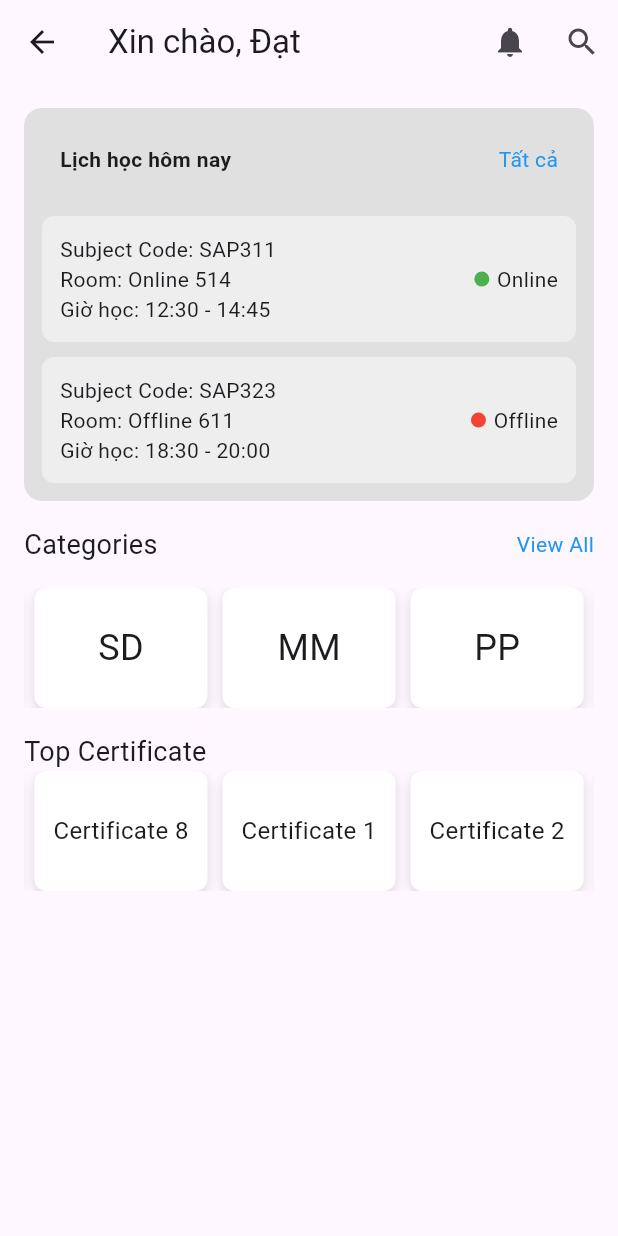
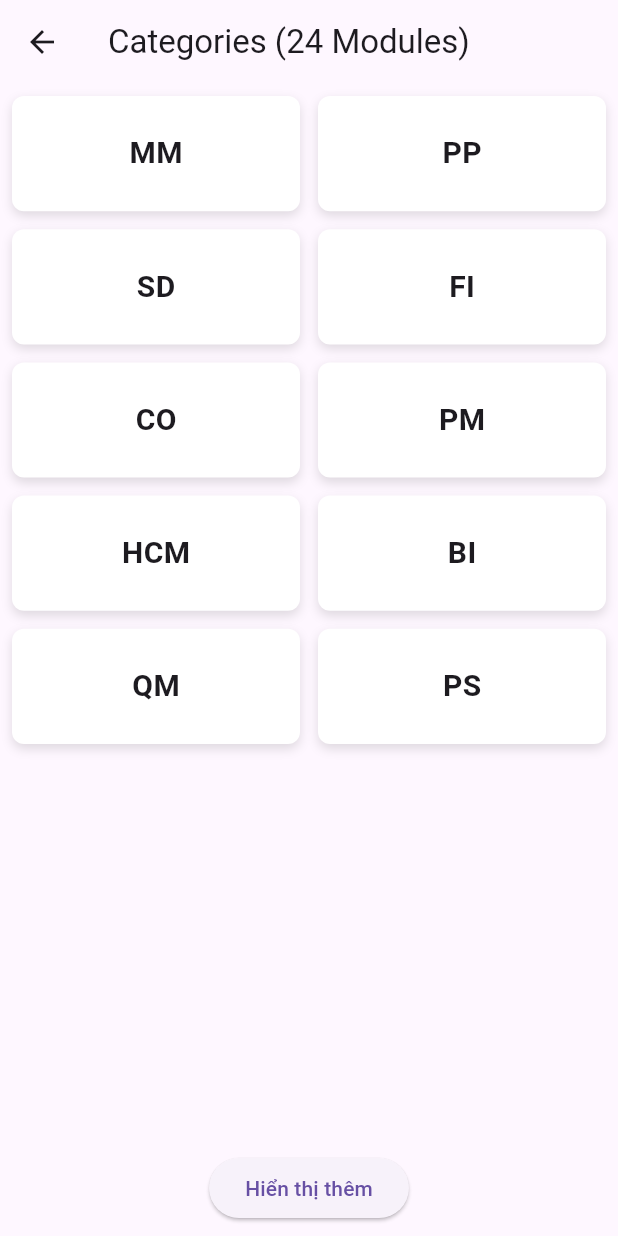
Before and after one commit to hnamredips/sap_mobile, a Flutter app: the screen it shows after launch, after a tap on "View All", on a phone screen of 412 x 824 dp. Run offline on Flutter 3.47's test engine with Material 3 defaults, Android fonts, the phone set to English and light mode, and no system bars; drawn by our look-alikes of carousel_slider.

Commit message:
View All Material

```diff
--- a/lib/screens/home_page.dart
+++ b/lib/screens/home_page.dart
@@ -1,5 +1,6 @@
 import 'package:carousel_slider/carousel_slider.dart';
 import 'package:flutter/material.dart';
+import 'package:sap_mobile/screens/view_all_material.dart';
 // import 'test.dart';
 
 
@@ -74,7 +75,7 @@ class HomePage extends StatelessWidget {
                       // Điều hướng sang trang TestPage trong test.dart
                       Navigator.push(
                         context,
-                        MaterialPageRoute(builder: (context) => HomePage()), // Điều hướng đến TestPage
+                        MaterialPageRoute(builder: (context) => ViewAllMaterial()), // Điều hướng đến TestPage
                       );
                     },
                     child: Text(
--- /dev/null
+++ b/lib/screens/view_all_material.dart
@@ -0,0 +1,93 @@
+import 'package:flutter/material.dart';
+
+class ViewAllMaterial extends StatefulWidget {
+  @override
+  _TestPageState createState() => _TestPageState();
+}
+
+class _TestPageState extends State<ViewAllMaterial> {
+  // Danh sách 24 modules SAP
+  final List<String> modules = [
+    'MM', 'PP', 'SD', 'FI', 'CO', 'PM', 'HCM', 'BI',
+    'QM', 'PS', 'HR', 'SCM', 'CRM', 'PLM', 'SRM', 'GTS',
+    'EHS', 'IS', 'BW', 'MDG', 'S4HANA', 'FSCM', 'TM', 'IBP'
+  ];
+
+  // Biến để lưu trạng thái hiển thị: hiển thị toàn bộ hay chỉ 10 module
+  bool showAll = false;
+
+  @override
+  Widget build(BuildContext context) {
+    // Xác định số lượng module cần hiển thị
+    List<String> modulesToShow = showAll ? modules : modules.sublist(0, 10);
+
+    return Scaffold(
+      appBar: AppBar(
+        title: Text('Categories (24 Modules)'),
+        leading: IconButton(
+          icon: Icon(Icons.arrow_back),
+          onPressed: () {
+            Navigator.pop(context); // Quay lại trang trước
+          },
+        ),
+      ),
+      body: Padding(
+        padding: const EdgeInsets.all(8.0),
+        child: Column(
+          children: [
+            // Sử dụng Expanded để GridView chiếm khoảng trống còn lại mà không tràn
+            Expanded(
+              child: GridView.count(
+                crossAxisCount: 2, // Hiển thị 2 module trên mỗi dòng
+                crossAxisSpacing: 12, // Khoảng cách giữa các module theo chiều ngang
+                mainAxisSpacing: 12, // Khoảng cách giữa các module theo chiều dọc
+                childAspectRatio: 2.5, // Tỷ lệ giữa chiều rộng và chiều cao
+                children: modulesToShow.map((module) {
+                  return buildModuleBox(module);
+                }).toList(),
+              ),
+            ),
+            SizedBox(height: 12), // Khoảng cách giữa GridView và nút
+            // Nút hiển thị thêm
+            Center(
+              child: ElevatedButton(
+                onPressed: () {
+                  setState(() {
+                    showAll = !showAll; // Thay đổi trạng thái hiển thị
+                  });
+                },
+                child: Text(showAll ? 'Hiển thị ít hơn' : 'Hiển thị thêm'),
+              ),
+            ),
+          ],
+        ),
+      ),
+    );
+  }
+
+  // Hàm tạo một ô module
+  Widget buildModuleBox(String module) {
+    return Container(
+      decoration: BoxDecoration(
+        color: Colors.white, // Màu nền của ô
+        borderRadius: BorderRadius.circular(8), // Bo góc cho ô
+        boxShadow: [
+          BoxShadow(
+            color: Colors.black12, // Màu bóng đổ
+            blurRadius: 5, // Độ mờ của bóng
+            offset: Offset(0, 3), // Vị trí bóng đổ
+          ),
+        ],
+      ),
+      child: Center(
+        child: Text(
+          module,
+          style: TextStyle(
+            fontSize: 20, // Kích thước chữ
+            fontWeight: FontWeight.bold, // Chữ in đậm
+          ),
+        ),
+      ),
+    );
+  }
+}
```
